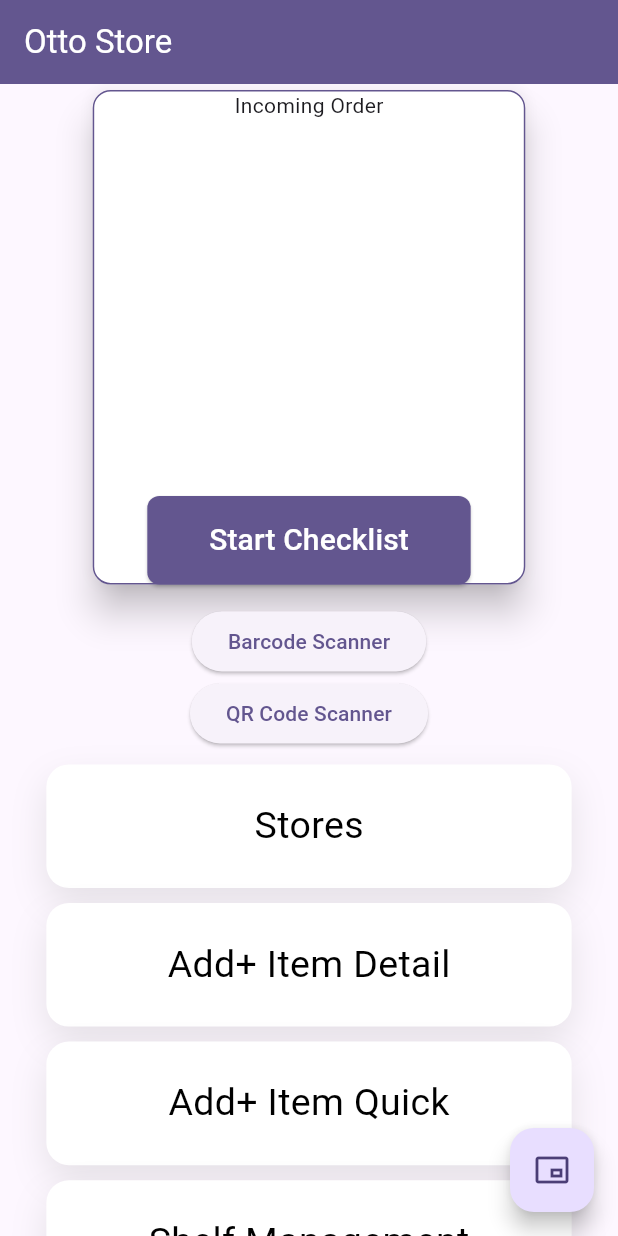
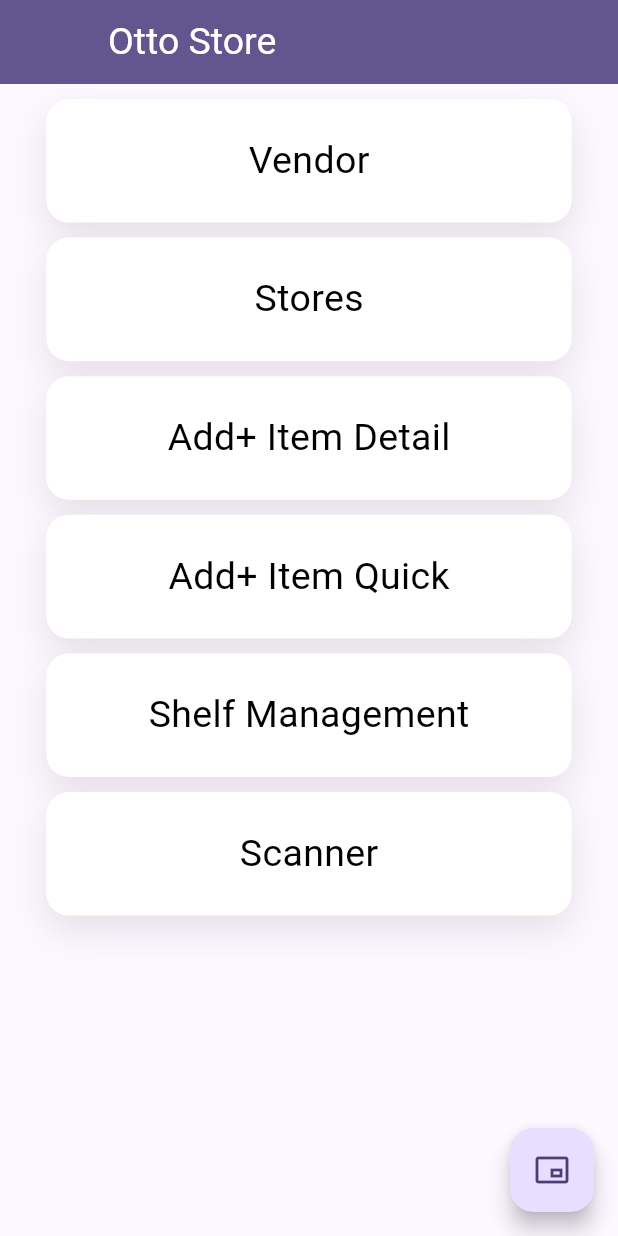
Before and after one commit to girithc/otto-mart-store-manager, a Flutter app: the screen it shows after launch, on a phone screen of 412 x 824 dp. Run offline on Flutter 3.47's test engine with Material 3 defaults, Android fonts, the phone set to English and light mode, and no system bars; our stand-ins replace carousel_slider, connectivity_plus, firebase_messaging, flutter_form_builder, flutter_secure_storage, google_fonts and 4 more; missing offline and left inert: flutter_barcode_listener, flutter_barcode_scanner, webview_flutter_wkwebview; accounts and stored records are empty.

Commit message:
vendor add option

```diff
--- a/lib/main.dart
+++ b/lib/main.dart
@@ -6,6 +6,7 @@ import 'package:store/quick-add/listen-barcode.dart';
 import 'package:store/shelf/shelf.dart';
 import 'package:store/store/stores.dart';
 import 'package:store/utils/scanner.dart';
+import 'package:store/vendor/vendor_home.dart';
 
 void main() {
   runApp(const MyApp());
@@ -79,12 +80,14 @@ class _MyHomePageState extends State<MyHomePage> {
         backgroundColor: Theme.of(context).colorScheme.primary,
         title: const Text(
           "Otto Store",
-          style: TextStyle(color: Colors.white),
+          style: TextStyle(color: Colors.white, fontSize: 25),
         ),
+        leading: Container(), // Explicitly set leading to an empty Container
       ),
       body: SingleChildScrollView(
         child: Column(
           children: [
+            /*
             Align(
               alignment: Alignment.topCenter,
               child: GestureDetector(
@@ -149,13 +152,44 @@ class _MyHomePageState extends State<MyHomePage> {
               ),
             ),
             const SizedBox(height: 10),
-            ElevatedButton(
-              onPressed: scanBarcode,
-              child: const Text('Barcode Scanner'),
-            ),
-            ElevatedButton(
-              onPressed: scanQR,
-              child: const Text('QR Code Scanner'),
+            */
+            const SizedBox(height: 10),
+            GestureDetector(
+              onTap: () => {
+                Navigator.push(
+                  context,
+                  MaterialPageRoute(
+                      builder: (context) => const VendorHomeScreen()),
+                )
+              },
+              child: Center(
+                child: Container(
+                  height: MediaQuery.of(context).size.height * 0.1,
+                  width: MediaQuery.of(context).size.width * 0.85,
+                  decoration: BoxDecoration(
+                    borderRadius: BorderRadius.circular(15), // Rounded borders
+                    color: Colors.white,
+                    boxShadow: [
+                      BoxShadow(
+                        color: Colors.grey.withOpacity(0.25), // Shadow color
+                        spreadRadius: 0,
+                        blurRadius: 20, // Increased shadow blur
+                        offset:
+                            const Offset(0, 10), // Increased vertical offset
+                      ),
+                    ],
+                  ),
+                  child: const Center(
+                    child: Text(
+                      'Vendor',
+                      style: TextStyle(
+                          fontSize: 25,
+                          color: Colors.black,
+                          fontWeight: FontWeight.normal),
+                    ),
+                  ),
+                ),
+              ),
             ),
             const SizedBox(height: 10),
             GestureDetector(
--- a/pubspec.yaml
+++ b/pubspec.yaml
@@ -46,6 +46,7 @@ dependencies:
   flutter_barcode_listener: ^0.1.4
   google_fonts: ^6.1.0
   carousel_slider: ^4.2.1
+  flutter_form_builder: ^9.2.1
 
 dev_dependencies:
   flutter_test:
```
Also changed, not shown: lib/vendor/vendor list/vendorlist.dart (added, +154 -0 lines), lib/vendor/vendor_home.dart (added, +58 -0 lines), pubspec.lock, 1 other file.
